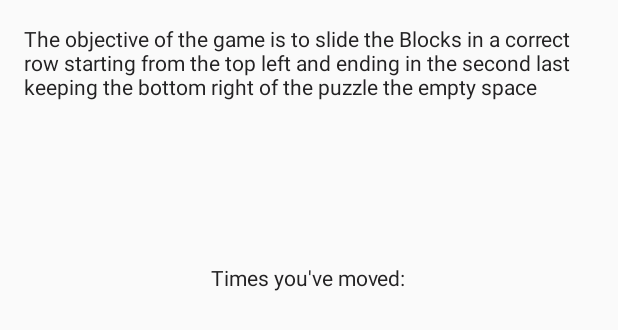
After one commit to Codyonesock/Sliding-Puzzle, an Android app: the layout counter.xml on its own in the app's theme, with its tools: preview values and no code run, on a phone screen of 412 x 824 dp. The commit adds this screen. Shown: the top 330 px of the screen. Run offline under Robolectric (Android 15) with nearby library versions, the phone set to English and light mode, and no system bars.

Commit message:
Added a second activity with instructions and a counter

```diff
--- a/app/src/main/java/com/example/codyonesock/slideypuzzle/Frame.java
+++ b/app/src/main/java/com/example/codyonesock/slideypuzzle/Frame.java
@@ -166,6 +166,10 @@ public class Frame {
     public int getIndex(BlockPosition blockPosition) {
         return (blockPosition.getY() - 1) * size + blockPosition.getX();
     }
+
+    public int getBlockMoveCounter() {
+        return blockMoveCounter;
+    }
     //-----------------------------------------------------------------------------------listeners
 
     //this listens to all states of potential changes
--- /dev/null
+++ b/app/src/main/res/layout/counter.xml
@@ -0,0 +1,39 @@
+<?xml version="1.0" encoding="utf-8"?>
+<RelativeLayout xmlns:android="http://schemas.android.com/apk/res/android"
+    android:layout_width="match_parent"
+    android:layout_height="match_parent"
+    android:paddingBottom="@dimen/activity_vertical_margin"
+    android:paddingLeft="@dimen/activity_horizontal_margin"
+    android:paddingRight="@dimen/activity_horizontal_margin"
+    android:paddingTop="@dimen/activity_vertical_margin">
+
+    <TextView
+        android:layout_width="wrap_content"
+        android:layout_height="wrap_content"
+        android:text="@string/txtInstruction"
+        android:id="@+id/txtInstructions"
+        android:textColor="@color/colorPrimary"
+        android:layout_alignParentTop="true"
+        android:layout_centerHorizontal="true" />
+
+    <TextView
+        android:layout_width="wrap_content"
+        android:layout_height="wrap_content"
+        android:id="@+id/txtMoved"
+        android:text="@string/txtMoved"
+        android:textColor="@color/colorPrimary"
+        android:layout_marginTop="108dp"
+        android:layout_below="@+id/txtInstructions"
+        android:layout_centerHorizontal="true" />
+
+    <TextView
+        android:layout_width="wrap_content"
+        android:layout_height="wrap_content"
+        android:id="@+id/txtCounter"
+        android:layout_gravity="center_vertical"
+        android:textColor="@color/colorPrimary"
+        android:layout_marginTop="10dp"
+        android:layout_below="@+id/txtMoved"
+        android:layout_centerHorizontal="true" />
+
+</RelativeLayout>
--- a/app/src/main/res/values/colors.xml
+++ b/app/src/main/res/values/colors.xml
@@ -8,4 +8,5 @@
     <color name="buttonColor">#AEC1FA</color>
     <color name="backgroundColor">#000000</color>
     <color name="numberColor">#CF1C8D</color>
+    <color name="colorPrimary">#232223</color>
 </resources>
--- a/app/src/main/res/values/strings.xml
+++ b/app/src/main/res/values/strings.xml
@@ -4,4 +4,6 @@
     <string name="difficulty">Difficulty</string>
     <string name="instructions">Instructions</string>
     <string name="yes">Yes</string>
+    <string name="txtInstruction">The objective of the game is to slide the Blocks in a correct row starting from the top left and ending in the second last keeping the bottom right of the puzzle the empty space</string>
+    <string name="txtMoved">Times you\'ve moved: </string>
 </resources>
--- a/app/src/main/res/values/styles.xml
+++ b/app/src/main/res/values/styles.xml
@@ -4,4 +4,7 @@
     <style name="AppTheme" parent="Theme.AppCompat.Light.DarkActionBar">
     </style>
 
+    <style name="AppCounter" parent="Theme.AppCompat.Dialog">
+
+    </style>
 </resources>
```
Also changed, not shown: app/src/main/AndroidManifest.xml (+7 -1 lines), app/src/main/java/com/example/codyonesock/slideypuzzle/InstructionActivity.java (added, +28 -0 lines), app/src/main/java/com/example/codyonesock/slideypuzzle/MainActivity.java (+8 -10 lines), 1 other file.
